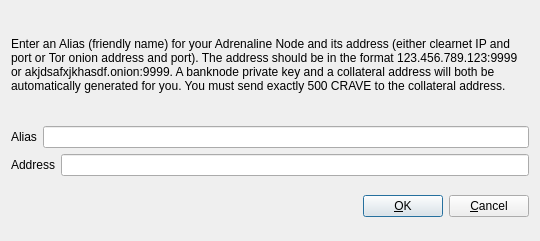
Above: src/qt/forms/addeditadrenalinenode.ui from thelonecrouton/bitcredit before the change. Below: the same form after it.
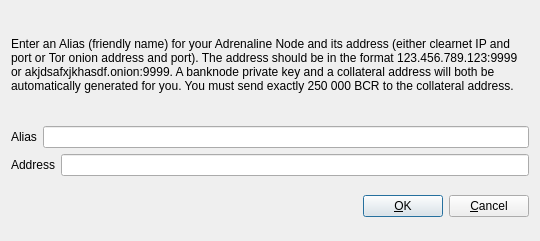
That is the form after the change.

What changed in the file:
```diff
--- a/src/qt/forms/addeditadrenalinenode.ui
+++ b/src/qt/forms/addeditadrenalinenode.ui
@@ -34,7 +34,7 @@
         </sizepolicy>
        </property>
        <property name="text">
-        <string>&lt;html&gt;&lt;head/&gt;&lt;body&gt;&lt;p&gt;Enter an Alias (friendly name) for your Adrenaline Node and its address (either clearnet IP and port or Tor onion address and port).  The address should be in the format 123.456.789.123:9999 or akjdsafxjkhasdf.onion:9999.  A banknode private key and a collateral address will both be automatically generated for you.  You must send exactly 500 CRAVE to the collateral address.&lt;/p&gt;&lt;/body&gt;&lt;/html&gt;</string>
+        <string>&lt;html&gt;&lt;head/&gt;&lt;body&gt;&lt;p&gt;Enter an Alias (friendly name) for your Adrenaline Node and its address (either clearnet IP and port or Tor onion address and port). The address should be in the format 123.456.789.123:9999 or akjdsafxjkhasdf.onion:9999. A banknode private key and a collateral address will both be automatically generated for you. You must send exactly 250 000 BCR to the collateral address.&lt;/p&gt;&lt;/body&gt;&lt;/html&gt;</string>
        </property>
        <property name="wordWrap">
         <bool>true</bool>
```
